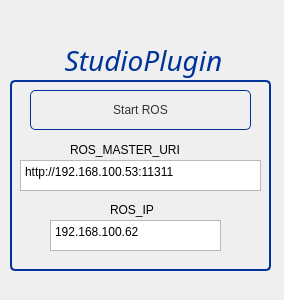
Before: the Qt Designer form src/StudioPlugin.ui in TobiasLundby/rovi2, drawn with Qt 5.
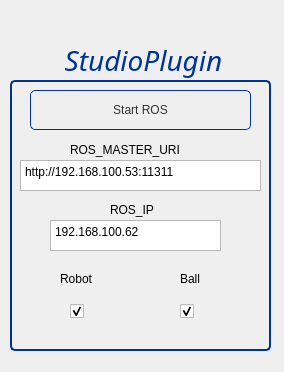
After: the same form once the commit is applied.

Commit message: RobotToCamera calibration working :)

The edit to the form file:
```diff
--- a/src/StudioPlugin.ui
+++ b/src/StudioPlugin.ui
@@ -7,7 +7,7 @@
     <x>0</x>
     <y>0</y>
     <width>284</width>
-    <height>300</height>
+    <height>372</height>
    </rect>
   </property>
   <property name="windowTitle">
@@ -19,7 +19,7 @@
      <x>10</x>
      <y>80</y>
      <width>261</width>
-     <height>191</height>
+     <height>271</height>
     </rect>
    </property>
    <property name="styleSheet">
@@ -148,6 +148,64 @@
      <bool>false</bool>
     </property>
    </widget>
+   <widget class="QLabel" name="label_4">
+    <property name="geometry">
+     <rect>
+      <x>50</x>
+      <y>190</y>
+      <width>68</width>
+      <height>17</height>
+     </rect>
+    </property>
+    <property name="text">
+     <string>Robot</string>
+    </property>
+   </widget>
+   <widget class="QLabel" name="label_5">
+    <property name="geometry">
+     <rect>
+      <x>170</x>
+      <y>190</y>
+      <width>68</width>
+      <height>17</height>
+     </rect>
+    </property>
+    <property name="text">
+     <string>Ball</string>
+    </property>
+   </widget>
+   <widget class="QCheckBox" name="_crobot">
+    <property name="geometry">
+     <rect>
+      <x>60</x>
+      <y>220</y>
+      <width>99</width>
+      <height>22</height>
+     </rect>
+    </property>
+    <property name="text">
+     <string/>
+    </property>
+    <property name="checked">
+     <bool>true</bool>
+    </property>
+   </widget>
+   <widget class="QCheckBox" name="_cball">
+    <property name="geometry">
+     <rect>
+      <x>170</x>
+      <y>220</y>
+      <width>99</width>
+      <height>22</height>
+     </rect>
+    </property>
+    <property name="text">
+     <string/>
+    </property>
+    <property name="checked">
+     <bool>true</bool>
+    </property>
+   </widget>
   </widget>
   <widget class="QLabel" name="label_2">
    <property name="enabled">
```
The commit also changes 2 other files.
